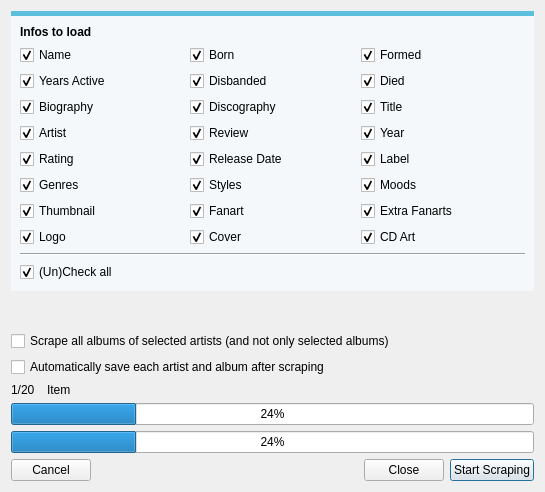
Above: music/MusicMultiScrapeDialog.ui from Komet/MediaElch before the change. Below: the same form after it.
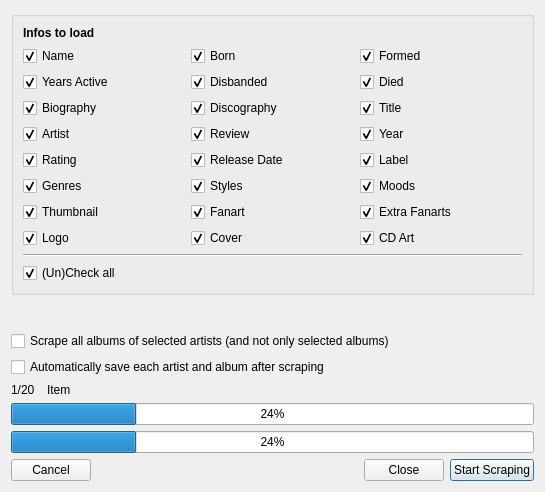
That is the form after the change. Icons and pictures are not drawn. Custom widgets are drawn as their Qt base class.

```diff
--- a/music/MusicMultiScrapeDialog.ui
+++ b/music/MusicMultiScrapeDialog.ui
@@ -23,13 +23,6 @@
   <layout class="QVBoxLayout" name="verticalLayout">
    <item>
     <widget class="QGroupBox" name="groupBox">
-     <property name="styleSheet">
-      <string notr="true">QGroupBox {
-    border-radius: 0px;
-    border-top: 5px solid #5BC0DE; 
-    background-color: #F4F8FA;
-}</string>
-     </property>
      <property name="title">
       <string/>
      </property>
```
